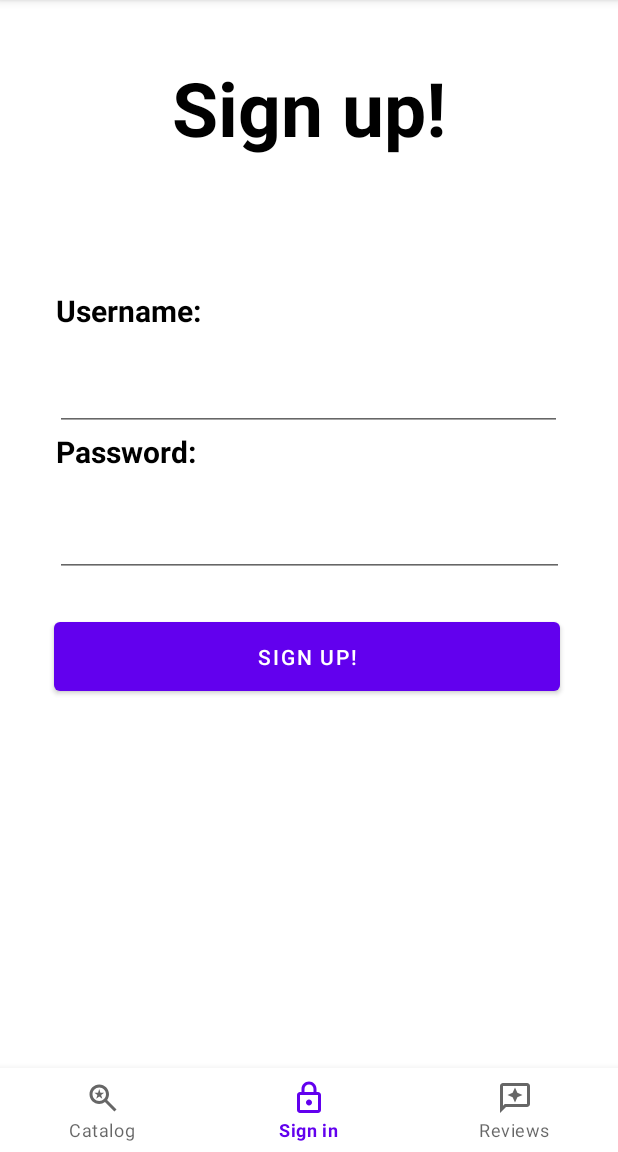
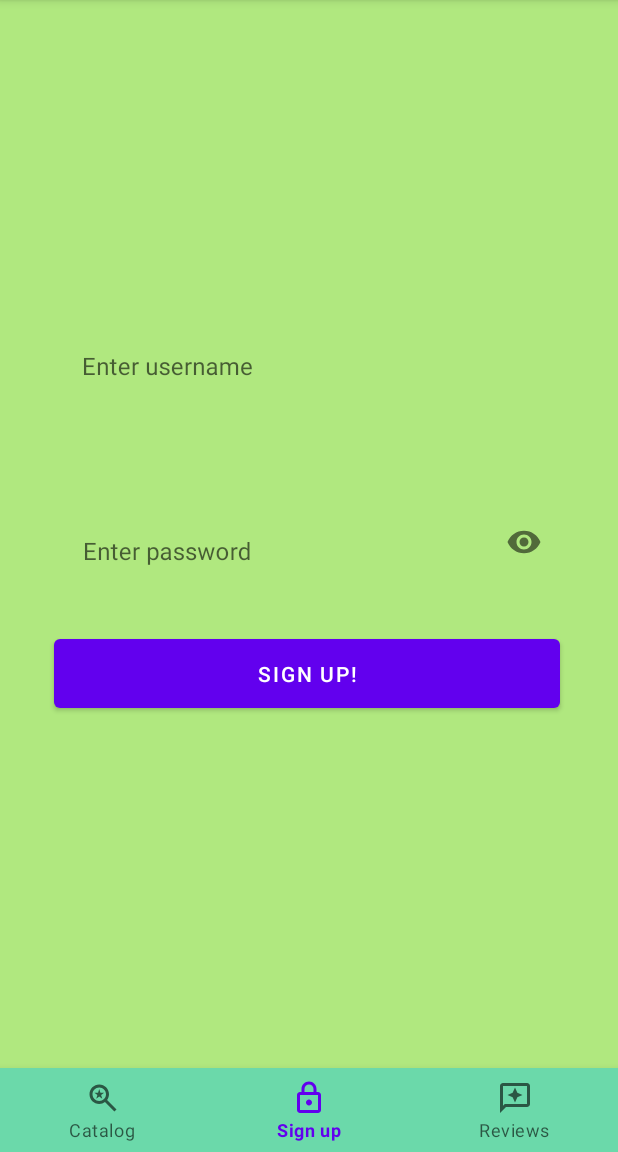
Before and after one commit to iamdedeepsai/sweetrock, an Android app: the screen it shows after launch (MainActivity), item 2 of the bottom bar chosen, on a phone screen of 412 x 824 dp, the part 84-1236 px from its top. Run offline under Robolectric (Android 15) with nearby library versions, the phone set to English and light mode, and no system bars.

Commit message:
updated ui and added ordering

```diff
--- a/app/src/main/java/com/example/sweetrock/RecyclerAdapter.kt
+++ b/app/src/main/java/com/example/sweetrock/RecyclerAdapter.kt
@@ -68,6 +68,22 @@ class RecyclerAdapter(val chpsList: ArrayList<Items>, private val context: Conte
         )
         private val intArr =
             arrayOf(4.99, 2.99, 3.99, 4.49, 5.49, 3.99, 2.99, 4.49, 4.99, 3.49, 2.49, 4.99, 5.49)
+
+        private val strArr = arrayOf(
+            "Hot",
+            "Cold",
+            "Hot",
+            "Hot",
+            "Hot",
+            "Hot",
+            "Hot",
+            "Hot",
+            "Hot",
+            "Cold",
+            "Hot",
+            "Cold",
+            "Cold"
+        )
         lateinit var cont: Context
 
         init {
@@ -79,6 +95,7 @@ class RecyclerAdapter(val chpsList: ArrayList<Items>, private val context: Conte
                 val pos = adapterPosition + 1
                 val nerd: Intent = Intent(itemView.context, CardActivity::class.java)
                 nerd.putExtra("name", itemTitle.text)
+                nerd.putExtra("category", strArr[pos - 1])
                 nerd.putExtra("details", itemDetails.text)
                 nerd.putExtra("image", arr[pos - 1])
                 nerd.putExtra("price", "" + intArr[pos - 1])
--- a/app/src/main/res/layout/activity_main.xml
+++ b/app/src/main/res/layout/activity_main.xml
@@ -4,6 +4,7 @@
     xmlns:tools="http://schemas.android.com/tools"
     android:layout_width="match_parent"
     android:layout_height="match_parent"
+    android:background="#B0E87F"
     tools:context=".MainActivity">
 
 
@@ -21,6 +22,7 @@
         android:id="@+id/bottom_navigation"
         android:layout_width="match_parent"
         android:layout_height="wrap_content"
+        android:background="#6BD9AA"
         app:layout_constraintBottom_toBottomOf="parent"
         app:layout_constraintEnd_toEndOf="parent"
         app:layout_constraintHorizontal_bias="1.0"
--- a/app/src/main/res/layout/fragment_sign_in.xml
+++ b/app/src/main/res/layout/fragment_sign_in.xml
@@ -11,74 +11,46 @@
         android:layout_width="match_parent"
         android:layout_height="match_parent">
 
-        <TextView
-            android:id="@+id/textView"
-            android:layout_width="284dp"
-            android:layout_height="75dp"
-            android:text="Sign up!"
-            android:textAlignment="center"
-            android:textColor="#000000"
-            android:textSize="50sp"
-            android:textStyle="bold"
+        <com.google.android.material.textfield.TextInputLayout
+            android:id="@+id/editTextTextPersonName"
+            android:layout_width="wrap_content"
+            android:layout_height="wrap_content"
+            android:ems="10"
+            android:inputType="textPersonName"
+            app:boxBackgroundMode="none"
+            app:layout_constraintBottom_toTopOf="@+id/editTextTextPassword"
+            app:layout_constraintEnd_toEndOf="parent"
+            app:layout_constraintHorizontal_bias="0.506"
+            app:layout_constraintStart_toStartOf="parent"
+            app:layout_constraintTop_toTopOf="parent"
+            app:layout_constraintVertical_bias="0.836">
+
+            <com.google.android.material.textfield.TextInputEditText
+                android:layout_width="336dp"
+                android:layout_height="80dp"
+                android:hint="Enter username"
+                android:inputType="textPersonName" />
+        </com.google.android.material.textfield.TextInputLayout>
+
+        <com.google.android.material.textfield.TextInputLayout
+            android:id="@+id/editTextTextPassword"
+            android:layout_width="wrap_content"
+            android:layout_height="wrap_content"
+            android:ems="10"
+            android:inputType="textPassword"
+            app:boxBackgroundMode="none"
             app:layout_constraintBottom_toBottomOf="parent"
             app:layout_constraintEnd_toEndOf="parent"
             app:layout_constraintStart_toStartOf="parent"
             app:layout_constraintTop_toTopOf="parent"
-            app:layout_constraintVertical_bias="0.06" />
+            app:passwordToggleEnabled="true">
 
-        <EditText
-            android:id="@+id/editTextTextPersonName"
-            android:layout_width="338dp"
-            android:layout_height="55dp"
-            android:ems="10"
-            android:inputType="textPersonName"
-            app:layout_constraintBottom_toBottomOf="parent"
-            app:layout_constraintEnd_toEndOf="parent"
-            app:layout_constraintHorizontal_bias="0.493"
-            app:layout_constraintStart_toStartOf="parent"
-            app:layout_constraintTop_toTopOf="parent"
-            app:layout_constraintVertical_bias="0.353" />
-
-        <EditText
-            android:id="@+id/editTextTextPassword"
-            android:layout_width="339dp"
-            android:layout_height="57dp"
-            android:ems="10"
-            android:inputType="textPassword"
-            app:layout_constraintBottom_toBottomOf="parent"
-            app:layout_constraintEnd_toEndOf="parent"
-            app:layout_constraintStart_toStartOf="parent"
-            app:layout_constraintTop_toTopOf="parent" />
-
-        <TextView
-            android:id="@+id/textView2"
-            android:layout_width="342dp"
-            android:layout_height="45dp"
-            android:layout_marginTop="80dp"
-            android:text="Username:"
-            android:textColor="#000000"
-            android:textSize="20sp"
-            android:textStyle="bold"
-            app:layout_constraintEnd_toEndOf="parent"
-            app:layout_constraintHorizontal_bias="0.536"
-            app:layout_constraintStart_toStartOf="parent"
-            app:layout_constraintTop_toBottomOf="@+id/textView" />
-
-        <TextView
-            android:id="@+id/textView3"
-            android:layout_width="340dp"
-            android:layout_height="38dp"
-            android:text="Password:"
-            android:textAlignment="viewStart"
-            android:textColor="#000000"
-            android:textSize="20sp"
-            android:textStyle="bold"
-            app:layout_constraintBottom_toTopOf="@+id/editTextTextPassword"
-            app:layout_constraintEnd_toEndOf="parent"
-            app:layout_constraintHorizontal_bias="0.521"
-            app:layout_constraintStart_toStartOf="parent"
-            app:layout_constraintTop_toBottomOf="@+id/editTextTextPersonName"
-            app:layout_constraintVertical_bias="0.087" />
+            <com.google.android.material.textfield.TextInputEditText
+                android:layout_width="334dp"
+                android:layout_height="72dp"
+                android:hint="Enter password"
+                android:inputType="textPassword" />
+        </com.google.android.material.textfield.TextInputLayout>
 
         <Button
             android:id="@+id/signupBtn"
--- a/app/src/main/res/menu/bottom_navigation_menu.xml
+++ b/app/src/main/res/menu/bottom_navigation_menu.xml
@@ -8,7 +8,7 @@
         android:id="@+id/signin"
         android:enabled="true"
         android:icon="@drawable/outline_lock_24"
-        android:title="Sign in" />
+        android:title="Sign up" />
     <item
         android:id="@+id/review"
         android:enabled="true"
--- a/app/src/main/res/values/strings.xml
+++ b/app/src/main/res/values/strings.xml
@@ -106,5 +106,5 @@
     <string name="action_about">About</string>
     <string name="alert_about">Ok</string>
 
-    <string name ="error_body">Usernames can only be 6 to 30 characters long, and only contain letters and numbers\n\nPasswords must be at least 12 characters long and contain at least one upper case letter, one lower case letter and one numerical character</string>
+    <string name="error_body">Usernames can only be 3 to 12 characters long, and only contain letters and numbers\n\nPasswords must be at least 8 characters long and contain at least one upper case letter, one lower case letter and one numerical character</string>
 </resources>
```
Also changed, not shown: app/src/main/java/com/example/sweetrock/CardActivity.kt (+7 -2 lines), app/src/main/java/com/example/sweetrock/SignIn.kt (+13 -40 lines), app/src/main/res/layout/activity_card.xml (+12 -2 lines).
